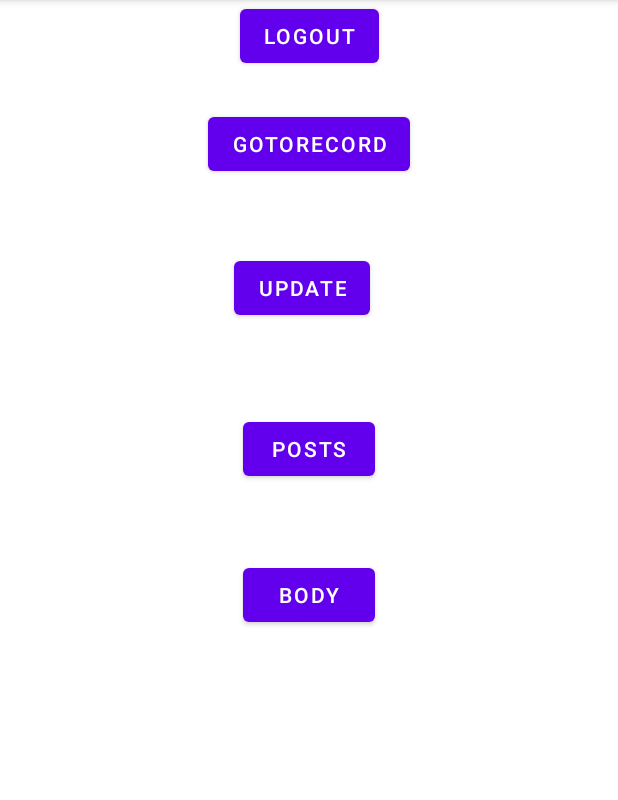
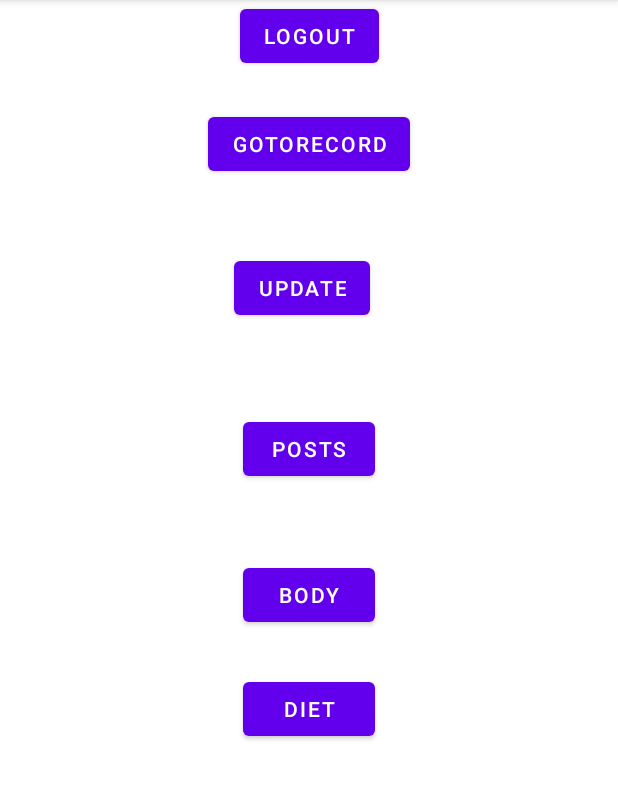
Before and after one commit to CS5520-A-STAR/A-STAR-Fitness, an Android app: the HomeActivity screen opened directly, with no data from a screen before it, on a phone screen of 412 x 824 dp, the part 84-884 px from its top. Run offline under Robolectric (Android 15) with nearby library versions, the phone set to English and light mode, and no system bars; our stand-ins replace Firebase (no records; nobody signed in at launch, a user with empty details on screens opened directly).

```diff
--- a/app/src/main/AndroidManifest.xml
+++ b/app/src/main/AndroidManifest.xml
@@ -15,6 +15,9 @@
         android:roundIcon="@mipmap/ic_launcher_round"
         android:supportsRtl="true"
         android:theme="@style/Theme.ASTARFitness">
+        <activity
+            android:name=".DietActivity"
+            android:exported="true" />
         <activity
             android:name=".BodyActivity"
             android:exported="true" />
--- a/app/src/main/java/com/project/a_star_fitness/HomeActivity.java
+++ b/app/src/main/java/com/project/a_star_fitness/HomeActivity.java
@@ -19,6 +19,7 @@ public class HomeActivity extends AppCompatActivity {
     private Button goToRecord;
     private Button post_list_btn;
     private Button body;
+    private Button diet;
 
     @Override
     protected void onCreate(Bundle savedInstanceState) {
@@ -30,6 +31,7 @@ public class HomeActivity extends AppCompatActivity {
         buttonUpdate = findViewById(R.id.buttonUpdate);
         goToRecord = findViewById(R.id.go_to_record);
         body = findViewById(R.id.Body);
+        diet = findViewById(R.id.dietButton);
 
         logout.setOnClickListener(new View.OnClickListener() {
             @Override
@@ -65,5 +67,11 @@ public class HomeActivity extends AppCompatActivity {
                 startActivity(new Intent(HomeActivity.this, BodyActivity.class));
             }
         });
+        diet.setOnClickListener(new View.OnClickListener() {
+            @Override
+            public void onClick(View view) {
+                startActivity(new Intent(HomeActivity.this, DietActivity.class));
+            }
+        });
     }
 }
--- a/app/src/main/res/layout/activity_home.xml
+++ b/app/src/main/res/layout/activity_home.xml
@@ -54,4 +54,13 @@
         app:layout_constraintEnd_toEndOf="parent"
         app:layout_constraintStart_toStartOf="parent"
         app:layout_constraintTop_toBottomOf="@+id/post_list_btn" />
+
+    <Button
+        android:id="@+id/dietButton"
+        android:layout_width="wrap_content"
+        android:layout_height="wrap_content"
+        android:layout_marginTop="28dp"
+        android:text="Diet"
+        app:layout_constraintStart_toStartOf="@+id/Body"
+        app:layout_constraintTop_toBottomOf="@+id/Body" />
 </androidx.constraintlayout.widget.ConstraintLayout>
```
Also changed, not shown: app/src/main/java/com/project/a_star_fitness/DietActivity.java (added, +14 -0 lines), app/src/main/res/layout/activity_diet.xml (added, +9 -0 lines).
